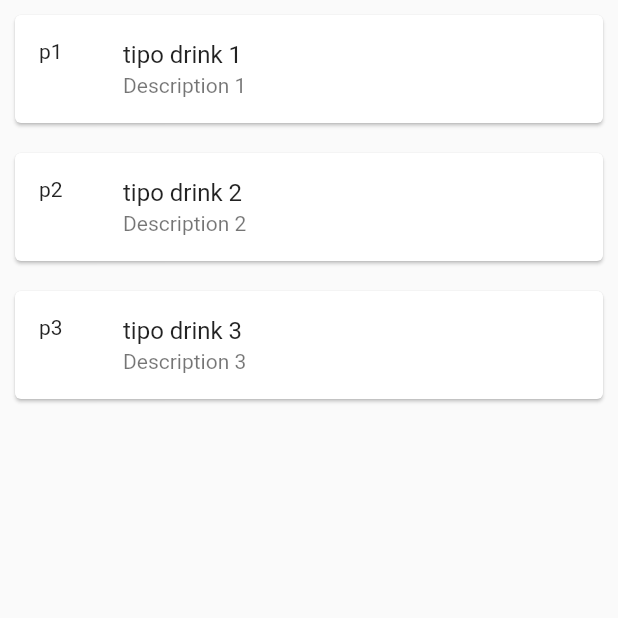
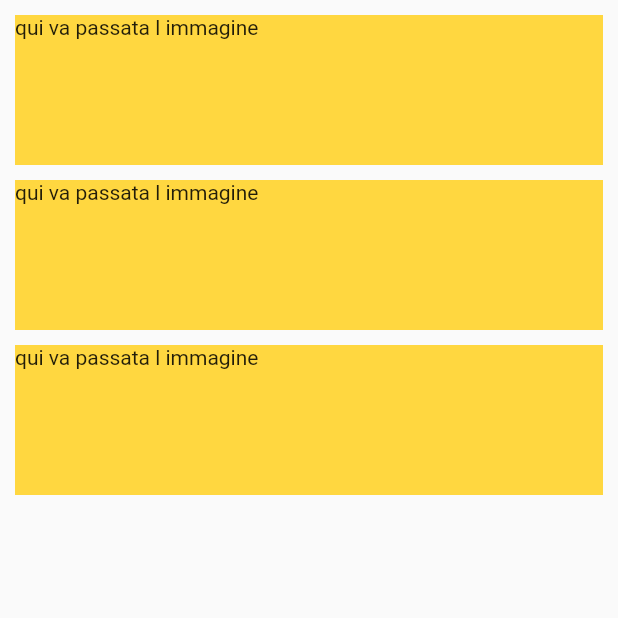
Before and after one commit to smnprc91/Drinks_App, a Flutter app: the HomePage screen opened directly, on a phone screen of 412 x 824 dp, the top half of it. Run offline on Flutter 3.47's test engine with Material 2 defaults, Android fonts, the phone set to English and light mode, and no system bars; our stand-ins replace introduction_screen, shared_preferences; missing offline and left inert: shared_preferences_web; accounts and stored records are empty.

Commit message:
creato sistema animato info cocktails

```diff
--- a/lib/screen/homepage.dart
+++ b/lib/screen/homepage.dart
@@ -8,6 +8,18 @@ class HomePage extends StatefulWidget {
 
   @override
   _HomePageState createState() => _HomePageState();
+}
+
+Size displaySize(BuildContext context) {
+  return MediaQuery.of(context).size;
+}
+
+double displayHeight(BuildContext context) {
+  return displaySize(context).height;
+}
+
+double displayWidth(BuildContext context) {
+  return displaySize(context).width;
 }
 
 class _HomePageState extends State<HomePage> {
@@ -27,6 +39,11 @@ class _HomePageState extends State<HomePage> {
     super.initState();
   }
 
+  var _color = Colors.amberAccent;
+  double _height = 100;
+  var _color2 = Colors.amberAccent;
+  double _height2 = 0;
+  var _color3 = Colors.transparent;
   @override
   Widget build(BuildContext context) {
     return Scaffold(
@@ -50,13 +67,66 @@ class _HomePageState extends State<HomePage> {
   }
 
   listtile(index) {
-    return Card(
-      margin: EdgeInsets.all(10),
-      child: ListTile(
-        leading: Text(_items[index]["id"]),
-        title: Text(_items[index]["name"]),
-        subtitle: Text(_items[index]["description"]),
-      ),
+    return Column(
+      children: [
+        GestureDetector(
+          onTap: () {
+            print('object');
+            setState(() {
+              _color = Colors.greenAccent;
+              _height = displayHeight(context) * 0.2;
+              _color2 = Colors.greenAccent;
+              _height2 = displayHeight(context) * 0.2;
+              _color3 = Colors.black;
+            });
+          },
+          child: AnimatedContainer(
+              height: _height,
+              width: displayWidth(context),
+              decoration: BoxDecoration(
+                color: _color,
+              ),
+              duration: const Duration(seconds: 1),
+              margin: EdgeInsets.only(left: 10, right: 10, top: 10),
+              child: Text('qui va passata l immagine')),
+        ),
+        AnimatedContainer(
+          width: displayWidth(context),
+          height: _height2,
+          decoration: BoxDecoration(
+            color: _color2,
+          ),
+          duration: const Duration(seconds: 1),
+          margin: EdgeInsets.only(left: 10, right: 10),
+          child: ListTile(
+            leading: Text(_items[index]["id"]),
+            title: Text(_items[index]["name"]),
+            subtitle: Text(_items[index]["description"]),
+          ),
+        ),
+        AnimatedContainer(
+            width: displayWidth(context),
+            height: _height2,
+            decoration: BoxDecoration(
+              color: _color2,
+            ),
+            duration: const Duration(seconds: 1),
+            margin: EdgeInsets.only(left: 10, right: 10),
+            child: IconButton(
+                icon: Icon(
+                  Icons.arrow_upward,
+                  color: _color3,
+                ),
+                onPressed: () {
+                  setState(() {
+                    _color = Colors.amberAccent;
+                    _height = 100;
+                    _color2 = Colors.amberAccent;
+                    _height2 = 0;
+                    _color3 = Colors.transparent;
+                  });
+                })),
+      ],
     );
   }
 }
```
Also changed, not shown: lib/screen/drinkcat.dart (added).
